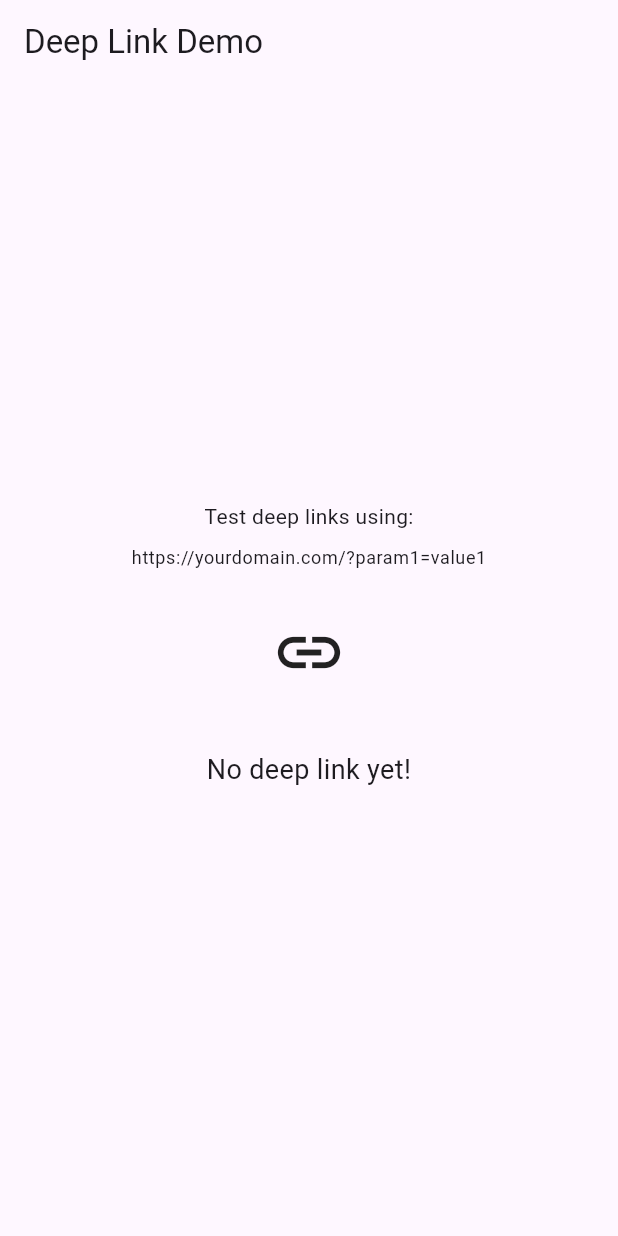
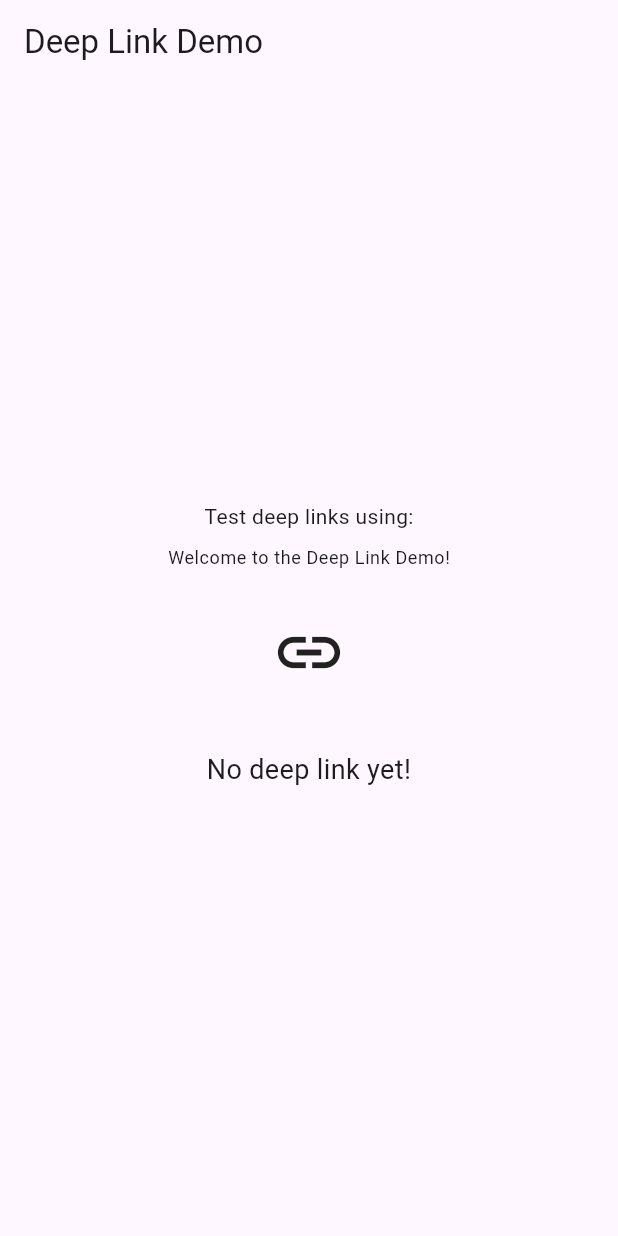
Before and after one commit to MunzurulAzam/flutter_deeplink, a Flutter app: the screen it shows after launch, on a phone screen of 412 x 824 dp. Run offline on Flutter 3.47's test engine with Material 3 defaults, Android fonts, the phone set to English and light mode, and no system bars; our stand-ins replace app_links.

Commit message:
refactor: update welcome message in deep link demo

```diff
--- a/lib/main.dart
+++ b/lib/main.dart
@@ -95,7 +95,7 @@ Future<void> initDeepLinks() async {
             const Text('Test deep links using:'),
             const SizedBox(height: 10),
             Text(
-              'https://yourdomain.com/?param1=value1',
+              'Welcome to the Deep Link Demo!',
               style: Theme.of(context).textTheme.bodySmall,
             ),
             const SizedBox(height: 30),
```
